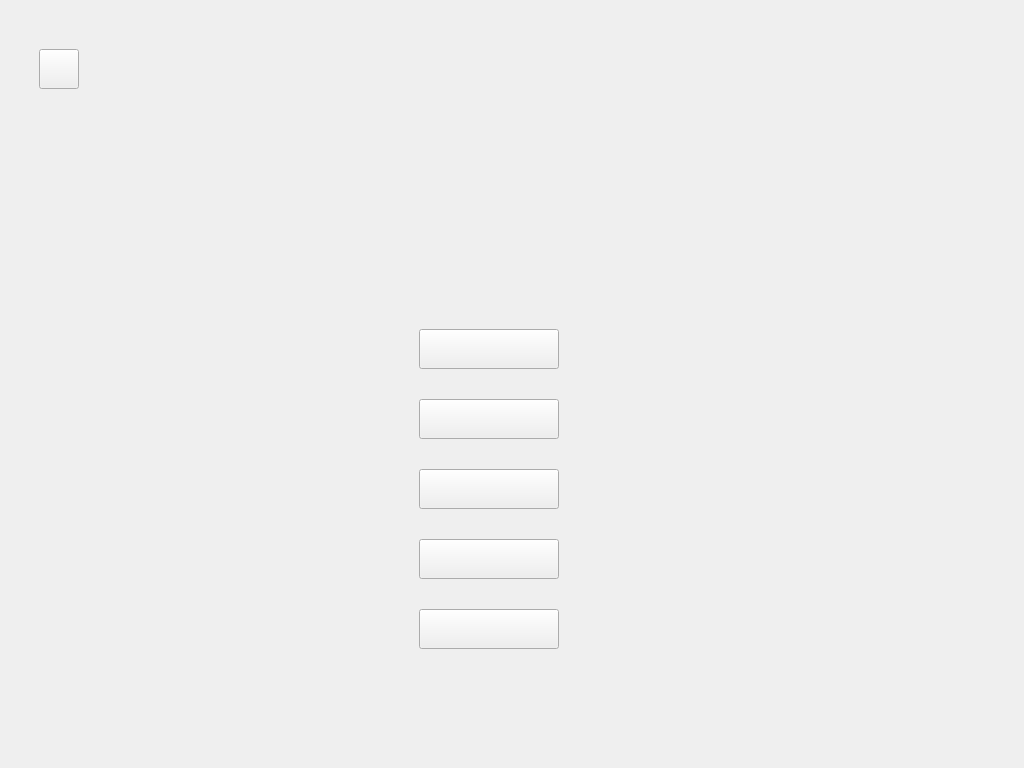
The window that Main_window/part_widgetssingle.ui (lindexWindy/ds15UI) describes before a commit, drawn with Qt 5.
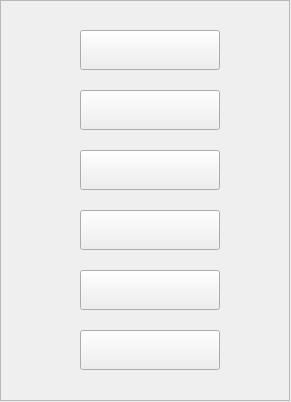
The same window after the commit.

```diff
--- a/Main_window/part_widgetssingle.ui
+++ b/Main_window/part_widgetssingle.ui
@@ -6,8 +6,8 @@
    <rect>
     <x>0</x>
     <y>0</y>
-    <width>1024</width>
-    <height>768</height>
+    <width>291</width>
+    <height>402</height>
    </rect>
   </property>
   <property name="windowTitle">
@@ -16,10 +16,10 @@
   <widget class="QFrame" name="frame">
    <property name="geometry">
     <rect>
-     <x>-1</x>
-     <y>-1</y>
-     <width>1031</width>
-     <height>771</height>
+     <x>0</x>
+     <y>0</y>
+     <width>290</width>
+     <height>401</height>
     </rect>
    </property>
    <property name="frameShape">
@@ -31,8 +31,8 @@
    <widget class="QPushButton" name="aivsai">
     <property name="geometry">
      <rect>
-      <x>420</x>
-      <y>330</y>
+      <x>80</x>
+      <y>30</y>
       <width>140</width>
       <height>40</height>
      </rect>
@@ -44,8 +44,8 @@
    <widget class="QPushButton" name="playervsai">
     <property name="geometry">
      <rect>
-      <x>420</x>
-      <y>400</y>
+      <x>80</x>
+      <y>90</y>
       <width>140</width>
       <height>40</height>
      </rect>
@@ -57,8 +57,8 @@
    <widget class="QPushButton" name="levelmode">
     <property name="geometry">
      <rect>
-      <x>420</x>
-      <y>470</y>
+      <x>80</x>
+      <y>150</y>
       <width>140</width>
       <height>40</height>
      </rect>
@@ -70,8 +70,8 @@
    <widget class="QPushButton" name="replay">
     <property name="geometry">
      <rect>
-      <x>420</x>
-      <y>540</y>
+      <x>80</x>
+      <y>210</y>
       <width>140</width>
       <height>40</height>
      </rect>
@@ -83,8 +83,8 @@
    <widget class="QPushButton" name="mapedit">
     <property name="geometry">
      <rect>
-      <x>420</x>
-      <y>610</y>
+      <x>80</x>
+      <y>270</y>
       <width>140</width>
       <height>40</height>
      </rect>
@@ -96,9 +96,9 @@
    <widget class="QPushButton" name="returnpre">
     <property name="geometry">
      <rect>
-      <x>40</x>
-      <y>50</y>
-      <width>40</width>
+      <x>80</x>
+      <y>330</y>
+      <width>140</width>
       <height>40</height>
      </rect>
     </property>
```
